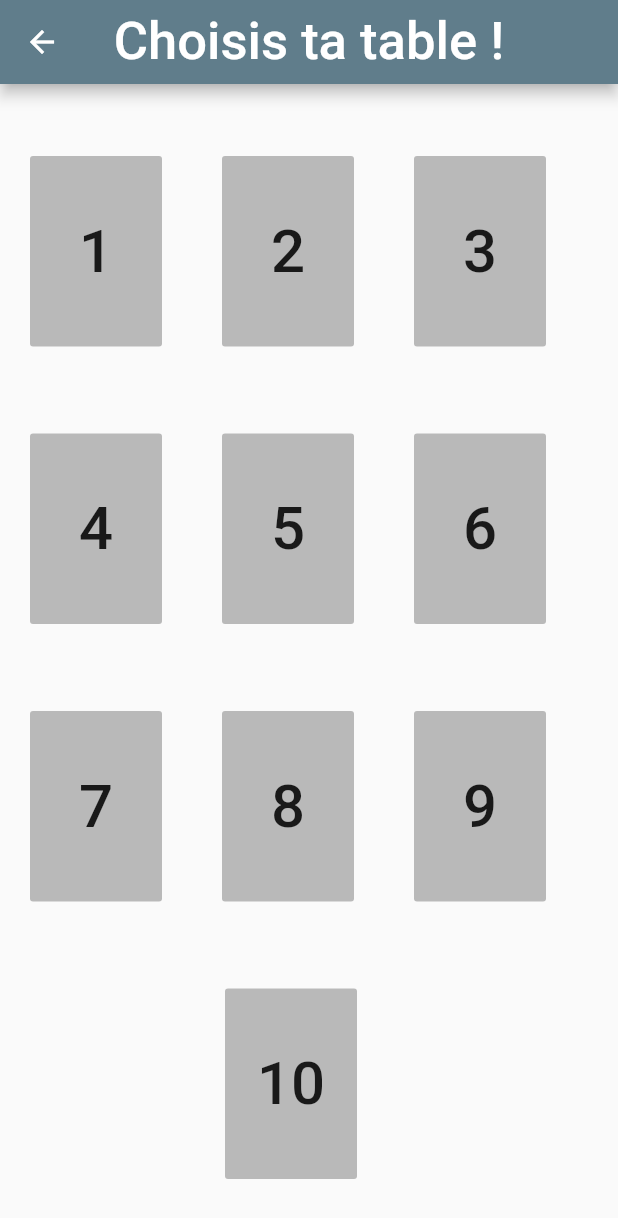
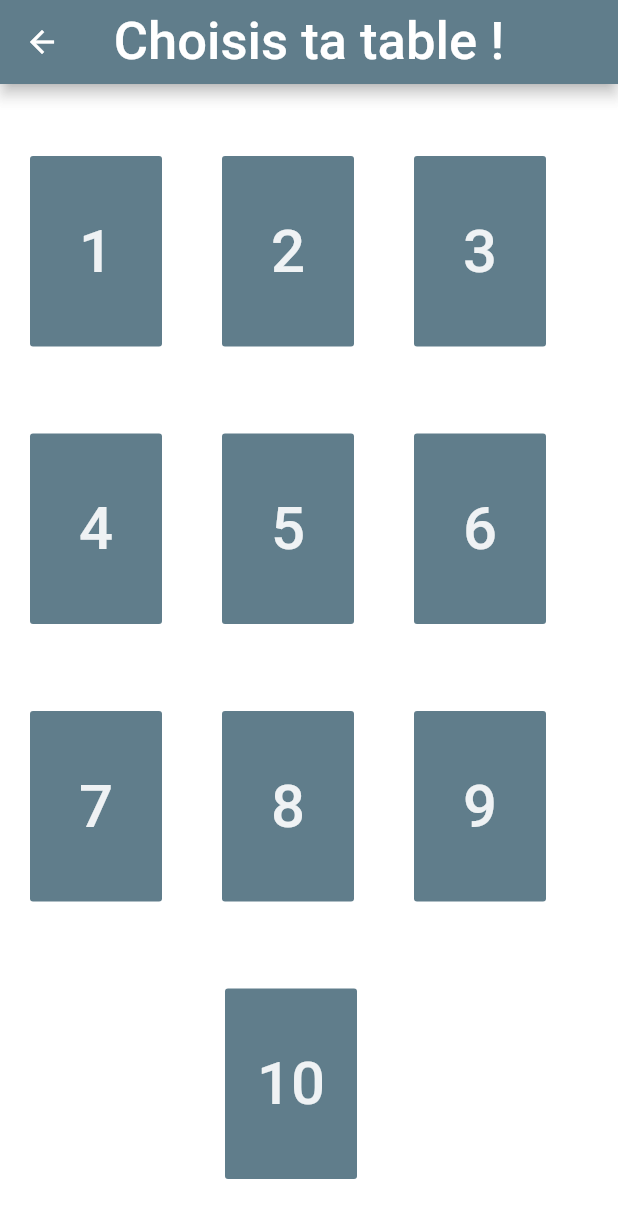
Before and after one commit to manucaputo/appli-mob, a Flutter app: the screen it shows after launch, after a tap on "Afficher tables", on a phone screen of 412 x 824 dp. Shown: the top 1218 px of the screen. Run offline on Flutter 3.47's test engine with Material 2 defaults, Android fonts, the phone set to English and light mode, and no system bars.

Commit message:
08-04-21

```diff
--- a/lib/home_page.dart
+++ b/lib/home_page.dart
@@ -14,15 +14,16 @@ class _HomePageState extends State<HomePage> {
   @override
   Widget build(BuildContext context) {
     return Scaffold(
-        backgroundColor: Colors.white,
+        backgroundColor: Colors.white.withOpacity(0.75),
         body: Column(
           children: [
+            Text('\n \n'),
             Image(image: AssetImage('assets/maths.jpg')),
             Text('\n \n \n \n \n'),
             ElevatedButton(
                 style: ElevatedButton.styleFrom(
-                  primary: Colors.blueGrey, // background
-                  onPrimary: Colors.white, // foreground
+                  primary: Colors.blueGrey.withOpacity(0.9), // background
+                  onPrimary: Colors.white.withOpacity(0.8), // foreground
                 ),
                 child: Text(
                   'Afficher tables',
@@ -34,11 +35,11 @@ class _HomePageState extends State<HomePage> {
             Text('\n'),
             ElevatedButton(
                 style: ElevatedButton.styleFrom(
-                  primary: Colors.blueGrey, // background
-                  onPrimary: Colors.white, // foreground
+                  primary: Colors.blueGrey.withOpacity(0.9), // background
+                  onPrimary: Colors.white.withOpacity(0.8),
                 ),
                 child: Text(
-                  'Entraînes-toi !',
+                  'Entraîne-toi !',
                   style: TextStyle(fontSize: 40),
                 ),
                 onPressed: () {
@@ -55,12 +56,15 @@ class _HomePageState extends State<HomePage> {
           backgroundColor: Colors.blueGrey,
           title: Text(
             "Easy Maths !",
-            style: TextStyle(fontSize: 35),
+            style: TextStyle(
+              fontSize: 35,
+              color: Colors.white.withOpacity(1),
+            ),
           ),
           centerTitle: true,
-          actions: [
+          /* actions: [
             Icon(Icons.access_alarm_outlined),
-          ],
+          ], */
         ),
         bottomNavigationBar: BottomNavigationBar(
           selectedItemColor: Colors.white,
--- a/lib/second_page.dart
+++ b/lib/second_page.dart
@@ -16,9 +16,11 @@ class SecondPage extends StatefulWidget {
 }
 
 class _SecondPageState extends State<SecondPage> {
+  int a = 0;
   @override
   Widget build(BuildContext context) {
     return Scaffold(
+        backgroundColor: Colors.white.withOpacity(0.75),
         appBar: AppBar(
           title: Text(
             'Choisis ta table !',
@@ -37,38 +39,53 @@ class _SecondPageState extends State<SecondPage> {
                   margin: new EdgeInsets.fromLTRB(20.0, 20.0, 0.0, 10.0),
                   child: FlatButton(
                       onPressed: () {
-                        Navigator.of(context).pushNamed(ThirdPage.tag);
+                        Navigator.of(context).pushNamed(
+                          ThirdPage.tag,
+                          arguments: a = 1,
+                        );
                       },
-                      color: Colors.black26,
+                      color: Colors.blueGrey.withOpacity(1),
                       padding:
                           EdgeInsets.symmetric(vertical: 40.0, horizontal: 15),
                       child: Text(
                         '1',
-                        style: TextStyle(fontSize: 40),
+                        style: TextStyle(
+                          fontSize: 40,
+                          color: Colors.white.withOpacity(0.9),
+                        ),
+                      )),
+                ),
+                Container(
+                  margin: new EdgeInsets.fromLTRB(40.0, 20.0, 0.0, 10.0),
+                  child: FlatButton(
+                      onPressed: () {
+                        a = 2;
+                        Navigator.of(context).pushNamed(ThirdPage.tag);
+                      },
+                      color: Colors.blueGrey.withOpacity(1),
+                      padding:
+                          EdgeInsets.symmetric(vertical: 40.0, horizontal: 15),
+                      child: Text(
+                        '2',
+                        style: TextStyle(
+                          fontSize: 40,
+                          color: Colors.white.withOpacity(0.9),
+                        ),
                       )),
                 ),
                 Container(
                   margin: new EdgeInsets.fromLTRB(40.0, 20.0, 0.0, 10.0),
                   child: FlatButton(
                       onPressed: () {},
-                      color: Colors.black26,
-                      padding:
-                          EdgeInsets.symmetric(vertical: 40.0, horizontal: 15),
-                      child: Text(
-                        '2',
-                        style: TextStyle(fontSize: 40),
-                      )),
-                ),
-                Container(
-                  margin: new EdgeInsets.fromLTRB(40.0, 20.0, 0.0, 10.0),
-                  child: FlatButton(
-                      onPressed: () {},
-                      color: Colors.black26,
+                      color: Colors.blueGrey.withOpacity(1),
                       padding:
                           EdgeInsets.symmetric(vertical: 40.0, horizontal: 15),
                       child: Text(
                         '3',
-                        style: TextStyle(fontSize: 40),
+                        style: TextStyle(
+                          fontSize: 40,
+                          color: Colors.white.withOpacity(0.9),
+                        ),
                       )),
                 ),
               ])),
@@ -80,36 +97,45 @@ class _SecondPageState extends State<SecondPage> {
                       onPressed: () {
                         Navigator.of(context).pushNamed(ThirdPage.tag);
                       },
-                      color: Colors.black26,
+                      color: Colors.blueGrey.withOpacity(1),
                       padding:
                           EdgeInsets.symmetric(vertical: 40.0, horizontal: 15),
                       child: Text(
                         '4',
-                        style: TextStyle(fontSize: 40),
+                        style: TextStyle(
+                          fontSize: 40,
+                          color: Colors.white.withOpacity(0.9),
+                        ),
                       )),
                 ),
                 Container(
                   margin: new EdgeInsets.fromLTRB(40.0, 20.0, 0.0, 10.0),
                   child: FlatButton(
                       onPressed: () {},
-                      color: Colors.black26,
+                      color: Colors.blueGrey.withOpacity(1),
                       padding:
                           EdgeInsets.symmetric(vertical: 40.0, horizontal: 15),
                       child: Text(
                         '5',
-                        style: TextStyle(fontSize: 40),
+                        style: TextStyle(
+                          fontSize: 40,
+                          color: Colors.white.withOpacity(0.9),
+                        ),
                       )),
                 ),
                 Container(
                   margin: new EdgeInsets.fromLTRB(40.0, 20.0, 0.0, 10.0),
                   child: FlatButton(
                       onPressed: () {},
-                      color: Colors.black26,
+                      color: Colors.blueGrey.withOpacity(1),
                       padding:
                           EdgeInsets.symmetric(vertical: 40.0, horizontal: 15),
                       child: Text(
                         '6',
-                        style: TextStyle(fontSize: 40),
+                        style: TextStyle(
+                          fontSize: 40,
+                          color: Colors.white.withOpacity(0.9),
+                        ),
                       )),
                 ),
               ])),
@@ -119,36 +145,45 @@ class _SecondPageState extends State<SecondPage> {
                   margin: new EdgeInsets.fromLTRB(20.0, 20.0, 0.0, 10.0),
                   child: FlatButton(
                       onPressed: () {},
-                      color: Colors.black26,
+                      color: Colors.blueGrey.withOpacity(1),
                       padding:
                           EdgeInsets.symmetric(vertical: 40.0, horizontal: 15),
                       child: Text(
                         '7',
-                        style: TextStyle(fontSize: 40),
+                        style: TextStyle(
+                          fontSize: 40,
+                          color: Colors.white.withOpacity(0.9),
+                        ),
                       )),
                 ),
                 Container(
                   margin: new EdgeInsets.fromLTRB(40.0, 20.0, 0.0, 10.0),
                   child: FlatButton(
                       onPressed: () {},
-                      color: Colors.black26,
+                      color: Colors.blueGrey.withOpacity(1),
                       padding:
                           EdgeInsets.symmetric(vertical: 40.0, horizontal: 15),
                       child: Text(
                         '8',
-                        style: TextStyle(fontSize: 40),
+                        style: TextStyle(
+                          fontSize: 40,
+                          color: Colors.white.withOpacity(0.9),
+                        ),
                       )),
                 ),
                 Container(
                   margin: new EdgeInsets.fromLTRB(40.0, 20.0, 0.0, 10.0),
                   child: FlatButton(
                       onPressed: () {},
-                      color: Colors.black26,
+                      color: Colors.blueGrey.withOpacity(1),
                       padding:
                           EdgeInsets.symmetric(vertical: 40.0, horizontal: 15),
                       child: Text(
                         '9',
-                        style: TextStyle(fontSize: 40),
+                        style: TextStyle(
+                          fontSize: 40,
+                          color: Colors.white.withOpacity(0.9),
+                        ),
                       )),
                 ),
               ])),
@@ -158,12 +193,15 @@ class _SecondPageState extends State<SecondPage> {
                   margin: new EdgeInsets.fromLTRB(150.0, 20.0, 0.0, 10.0),
                   child: FlatButton(
                       onPressed: () {},
-                      color: Colors.black26,
+                      color: Colors.blueGrey.withOpacity(1),
                       padding:
                           EdgeInsets.symmetric(vertical: 40.0, horizontal: 15),
                       child: Text(
                         '10',
-                        style: TextStyle(fontSize: 40),
+                        style: TextStyle(
+                          fontSize: 40,
+                          color: Colors.white.withOpacity(0.9),
+                        ),
                       )),
                 ),
               ]))
--- a/lib/third_page.dart
+++ b/lib/third_page.dart
@@ -1,4 +1,5 @@
 import 'package:flutter/material.dart';
+import 'second_page.dart';
 
 class ThirdPage extends StatefulWidget {
   static const tag = "third_page";
@@ -15,10 +16,10 @@ class ThirdPage extends StatefulWidget {
 }
 
 class _ThirdPageState extends State<ThirdPage> {
-  int a = 1;
   @override
   Widget build(BuildContext context) {
     return Scaffold(
+        backgroundColor: Colors.white.withOpacity(0.75),
         appBar: AppBar(
           title: Text(
             'Table de 1',
@@ -28,21 +29,21 @@ class _ThirdPageState extends State<ThirdPage> {
           backgroundColor: Colors.blueGrey,
         ),
         body: Column(
-          crossAxisAlignment: CrossAxisAlignment.end,
+          //rossAxisAlignment: CrossAxisAlignment.end,
           children: <Widget>[
-            Text('\n'),
             Flexible(
                 child: Row(children: <Widget>[
               Container(
-                margin: new EdgeInsets.fromLTRB(115, 10.0, 0.0, 0.0),
-                color: Colors.blueGrey.withOpacity(0.6),
+                margin: new EdgeInsets.fromLTRB(110, 20, 0, 0),
+                //color: Colors.blueGrey.withOpacity(0.6),
                 padding: EdgeInsets.symmetric(vertical: 15.0, horizontal: 20),
+                color: Colors.blueGrey.withOpacity(0.4),
                 child: Text(
                   '1 x 1 = 1 \n\n2 x 1 = 2 \n\n3 x 1 = 3 \n\n4 x 1 = 4 \n\n5 x 1 = 5 \n\n6 x 1 = 6 \n\n7 x 1 = 7 \n\n8 x 1 = 8 \n\n9 x 1 = 9 \n\n10 x 1 = 10',
                   textAlign: TextAlign.center,
                   style: TextStyle(
-                      fontSize: 25,
-                      color: Colors.black,
+                      fontSize: 27,
+                      color: Colors.black.withOpacity(1),
                       fontWeight: FontWeight.bold),
                 ),
               ),
--- a/pubspec.yaml
+++ b/pubspec.yaml
@@ -28,6 +28,7 @@ dependencies:
   # The following adds the Cupertino Icons font to your application.
   # Use with the CupertinoIcons class for iOS style icons.
   cupertino_icons: ^1.0.2
+  video_player: ^0.10.1
 
 dev_dependencies:
   flutter_test:
@@ -47,6 +48,8 @@ flutter:
   # To add assets to your application, add an assets section, like this:
   assets:
      - assets/maths.jpg
+     - assets/photo.jpg
+     - assets/image.jpg
 
 
 
```
Also changed, not shown: assets/image.jpg (added), assets/photo.jpg (added), pubspec.lock.
